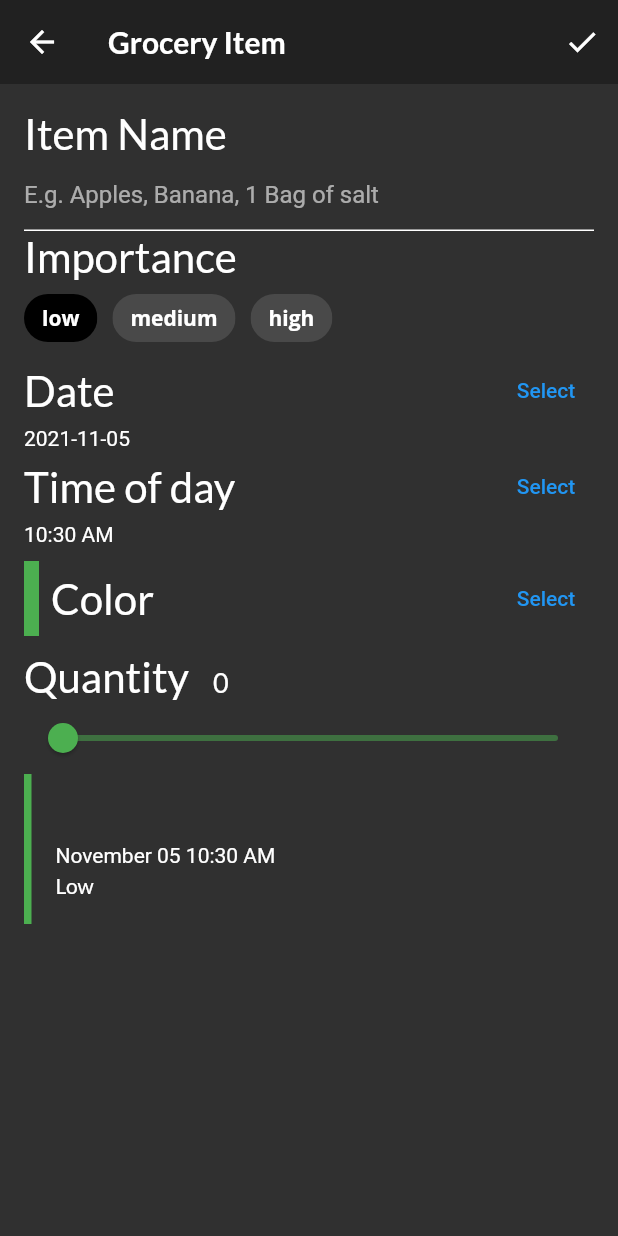
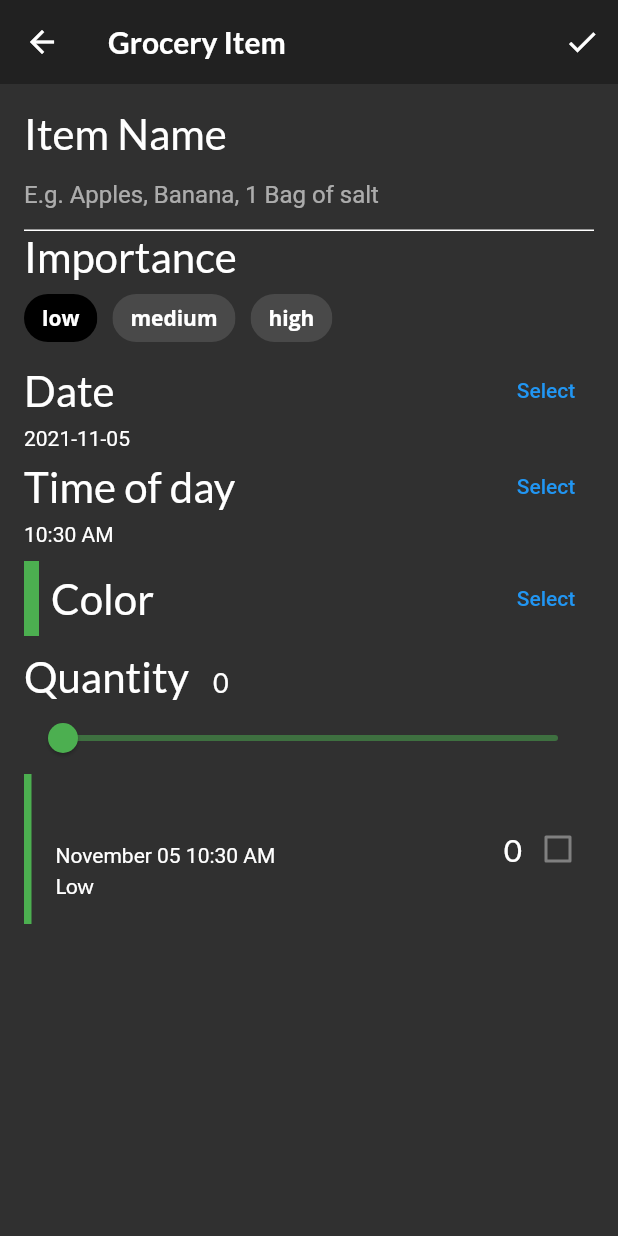
Before and after one commit to efesappsfactory/fooderlich, a Flutter app: the screen it shows after launch, item 3 of the bottom bar chosen, after a tap on the "add" icon, on a phone screen of 412 x 824 dp. Run offline on Flutter 3.47's test engine with Material 2 defaults, Android fonts, the phone set to English and light mode, and no system bars; our stand-ins replace flutter_colorpicker, google_fonts.

```diff
--- a/lib/components/grocery_tile.dart
+++ b/lib/components/grocery_tile.dart
@@ -56,6 +56,18 @@ class GroceryTile extends StatelessWidget {
               ),
             ],
           ),
+          Row(
+            children: [
+              Text(
+                item.quantity.toString(),
+                style: GoogleFonts.lato(
+                  decoration: textDecoration,
+                  fontSize: 21.0,
+                ),
+              ),
+              buildCheckbox(),
+            ],
+          ),
         ],
       ),
     );
```
